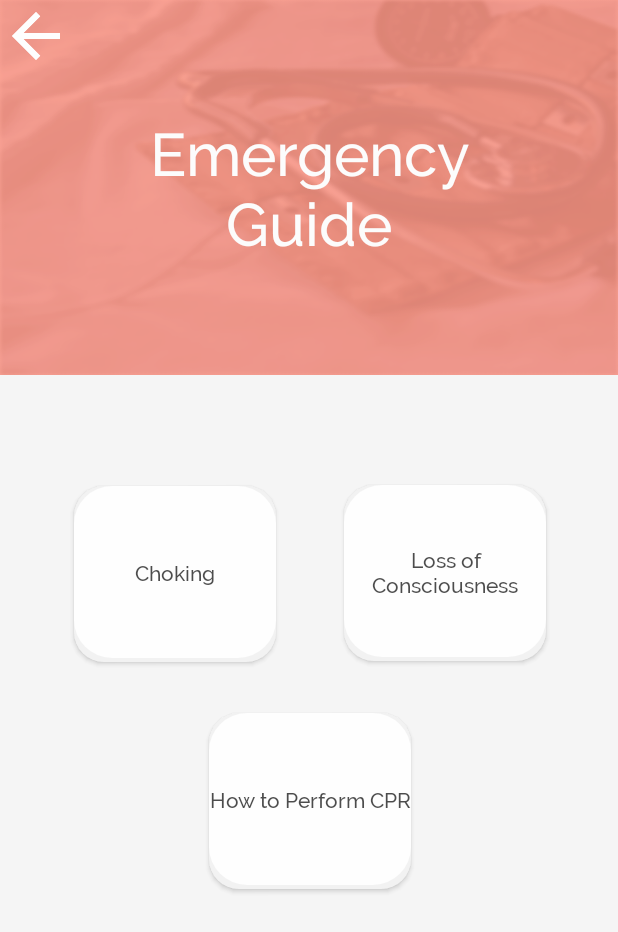
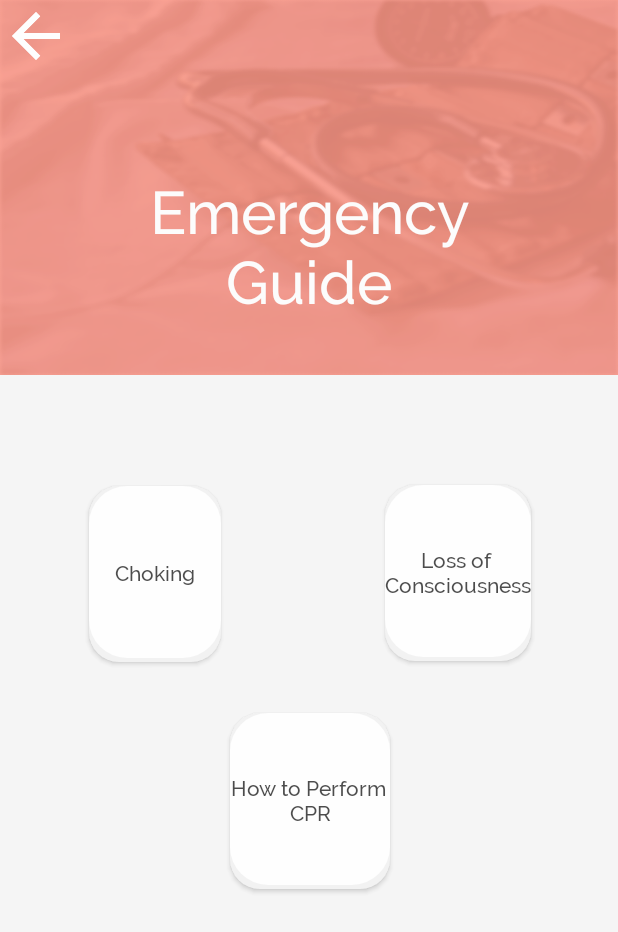
Before and after one commit to Yunnyhajeon/teameron, an Android app: the screen it shows after launch (MainActivity), after a tap on "Emerg. Guide", on a phone screen of 412 x 824 dp. Shown: the top 932 px of the screen. Run offline under Robolectric (Android 15) with nearby library versions, the phone set to English and light mode, and no system bars.

Commit message:
Fix Emerg guide layout

```diff
--- a/app/src/main/res/layout/emergency_guide_fragment.xml
+++ b/app/src/main/res/layout/emergency_guide_fragment.xml
@@ -1,20 +1,22 @@
 <?xml version="1.0" encoding="utf-8"?>
-<RelativeLayout xmlns:android="http://schemas.android.com/apk/res/android"
+<androidx.constraintlayout.widget.ConstraintLayout xmlns:android="http://schemas.android.com/apk/res/android"
     xmlns:app="http://schemas.android.com/apk/res-auto"
     xmlns:tools="http://schemas.android.com/tools"
     android:layout_width="match_parent"
     android:layout_height="match_parent"
     android:alpha="0.8"
-    android:background="#F5F5F5">
+    android:background="#F5F5F5"
+    android:id="@+id/relativeLayout3">
 
-    <RelativeLayout
+    <androidx.constraintlayout.widget.ConstraintLayout
 
         android:layout_width="match_parent"
         android:layout_height="250dp"
         android:alpha="0.8"
         android:background="@drawable/blurred_emerg"
         android:layout_weight="1"
-        >
+        app:layout_constraintTop_toTopOf="parent"
+        app:layout_constraintStart_toStartOf="parent">
 
         <Button
             android:id="@+id/home_btn_from_medical"
@@ -22,19 +24,14 @@
             android:layout_width="48dp"
             android:background="@drawable/ic_arrow"
             android:drawableTint="#fff"
-            />
+            app:layout_constraintTop_toTopOf="parent"
+            app:layout_constraintStart_toStartOf="parent" />
 
 
         <TextView
             android:id="@+id/med_title"
             android:layout_width="301dp"
             android:layout_height="wrap_content"
-            android:layout_alignParentStart="true"
-            android:layout_alignParentLeft="true"
-            android:layout_alignParentTop="true"
-            android:layout_alignParentEnd="true"
-            android:layout_alignParentRight="true"
-            android:layout_centerInParent="true"
             android:layout_marginStart="55dp"
             android:layout_marginLeft="55dp"
             android:layout_marginTop="80dp"
@@ -44,62 +41,63 @@
             android:gravity="center_horizontal|center_vertical"
             android:text="Emergency Guide"
             android:textColor="#FFFFFF"
-            android:textSize="40sp" />
+            android:textSize="40sp"
+            android:layout_centerHorizontal="true"
+            app:layout_constraintEnd_toEndOf="parent"
+            app:layout_constraintLeft_toLeftOf="parent"
+            app:layout_constraintTop_toTopOf="parent"
+            android:layout_centerVertical="true"
+            app:layout_constraintStart_toStartOf="parent"
+            app:layout_constraintBottom_toBottomOf="parent"
+            app:layout_constraintRight_toRightOf="parent" />
 
-    </RelativeLayout>
+    </androidx.constraintlayout.widget.ConstraintLayout>
 
     <Button
         android:id="@+id/choking_btn"
-        android:layout_width="150dp"
+        android:layout_width="wrap_content"
         android:layout_height="117dp"
-        android:layout_alignParentStart="true"
-        android:layout_alignParentLeft="true"
-        android:layout_alignParentTop="true"
-        android:layout_alignParentEnd="true"
-        android:layout_alignParentRight="true"
         android:layout_marginStart="49dp"
-        android:layout_marginLeft="49dp"
         android:layout_marginTop="324dp"
-        android:layout_marginEnd="228dp"
-        android:layout_marginRight="228dp"
+        android:layout_marginEnd="50dp"
         android:background="@drawable/buttonbordershadow"
         android:fontFamily="@font/raleway_medium"
-        android:text="Choking" />
+        android:text="Choking"
+        app:layout_constraintEnd_toStartOf="@id/passing_out_btn"
+        app:layout_constraintLeft_toLeftOf="parent"
+        app:layout_constraintRight_toRightOf="parent"
+        app:layout_constraintStart_toStartOf="parent"
+        app:layout_constraintTop_toTopOf="parent" />
 
     <Button
         android:id="@+id/passing_out_btn"
-        android:layout_width="150dp"
+        android:layout_width="wrap_content"
         android:layout_height="117dp"
-        android:layout_alignParentStart="true"
-        android:layout_alignParentLeft="true"
-        android:layout_alignParentTop="true"
-        android:layout_alignParentEnd="true"
-        android:layout_alignParentRight="true"
-        android:layout_marginStart="229dp"
-        android:layout_marginLeft="229dp"
+        android:layout_marginStart="50dp"
         android:layout_marginTop="323dp"
         android:layout_marginEnd="48dp"
-        android:layout_marginRight="48dp"
         android:background="@drawable/buttonbordershadow"
         android:fontFamily="@font/raleway_medium"
-        android:text="Loss of Consciousness" />
+        android:text="Loss of \nConsciousness"
+        app:layout_constraintEnd_toEndOf="parent"
+        app:layout_constraintLeft_toLeftOf="parent"
+        app:layout_constraintRight_toRightOf="parent"
+        app:layout_constraintStart_toEndOf="@id/choking_btn"
+        app:layout_constraintTop_toTopOf="parent" />
 
     <Button
         android:id="@+id/home_btn_from_emergency"
         android:layout_width="48dp"
         android:layout_height="48dp"
         android:background="@drawable/ic_arrow_back_24px"
-        android:shadowColor="#F7FFFFFF" />
+        android:shadowColor="#F7FFFFFF"
+        app:layout_constraintTop_toTopOf="parent"
+        app:layout_constraintStart_toStartOf="parent" />
 
     <Button
         android:id="@+id/CPR_btn"
-        android:layout_width="150dp"
+        android:layout_width="wrap_content"
         android:layout_height="117dp"
-        android:layout_below="@+id/choking_btn"
-        android:layout_alignParentStart="true"
-        android:layout_alignParentLeft="true"
-        android:layout_alignParentEnd="true"
-        android:layout_alignParentRight="true"
         android:layout_marginStart="139dp"
         android:layout_marginLeft="139dp"
         android:layout_marginTop="34dp"
@@ -107,7 +105,12 @@
         android:layout_marginRight="138dp"
         android:background="@drawable/buttonbordershadow"
         android:fontFamily="@font/raleway_medium"
-        android:text="How to Perform CPR" />
+        android:text="How to Perform \nCPR"
+        app:layout_constraintStart_toStartOf="parent"
+        app:layout_constraintTop_toBottomOf="@+id/choking_btn"
+        app:layout_constraintEnd_toEndOf="parent"
+        app:layout_constraintLeft_toLeftOf="parent"
+        app:layout_constraintRight_toRightOf="parent" />
 
 
-</RelativeLayout>
+</androidx.constraintlayout.widget.ConstraintLayout>
```
